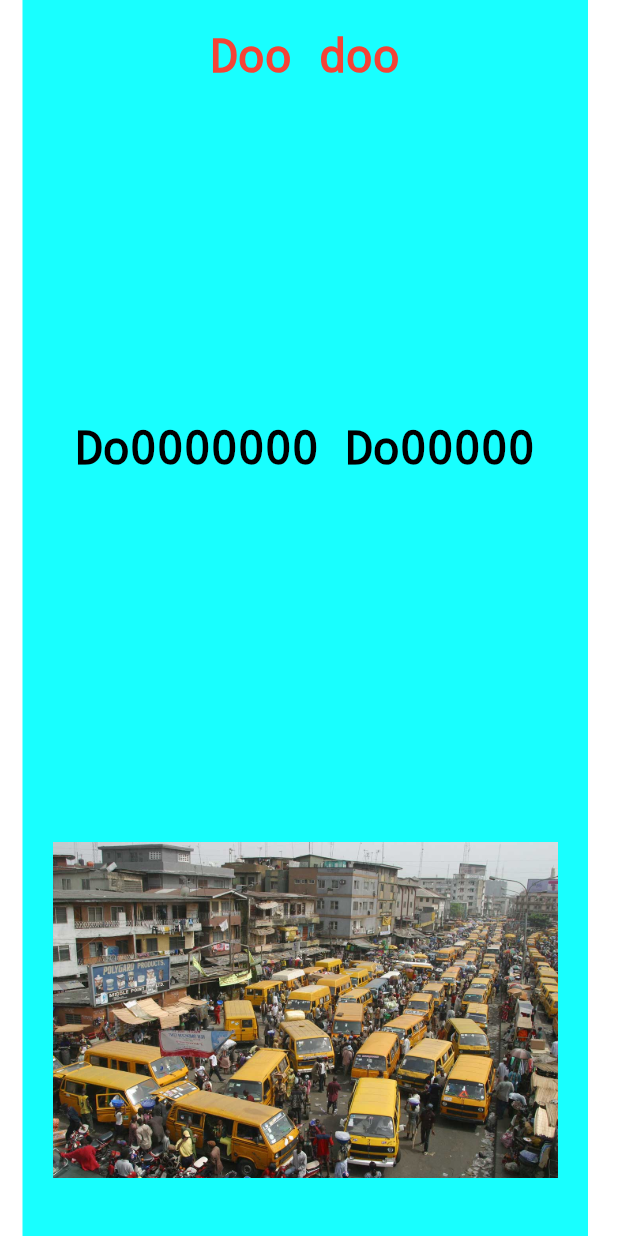
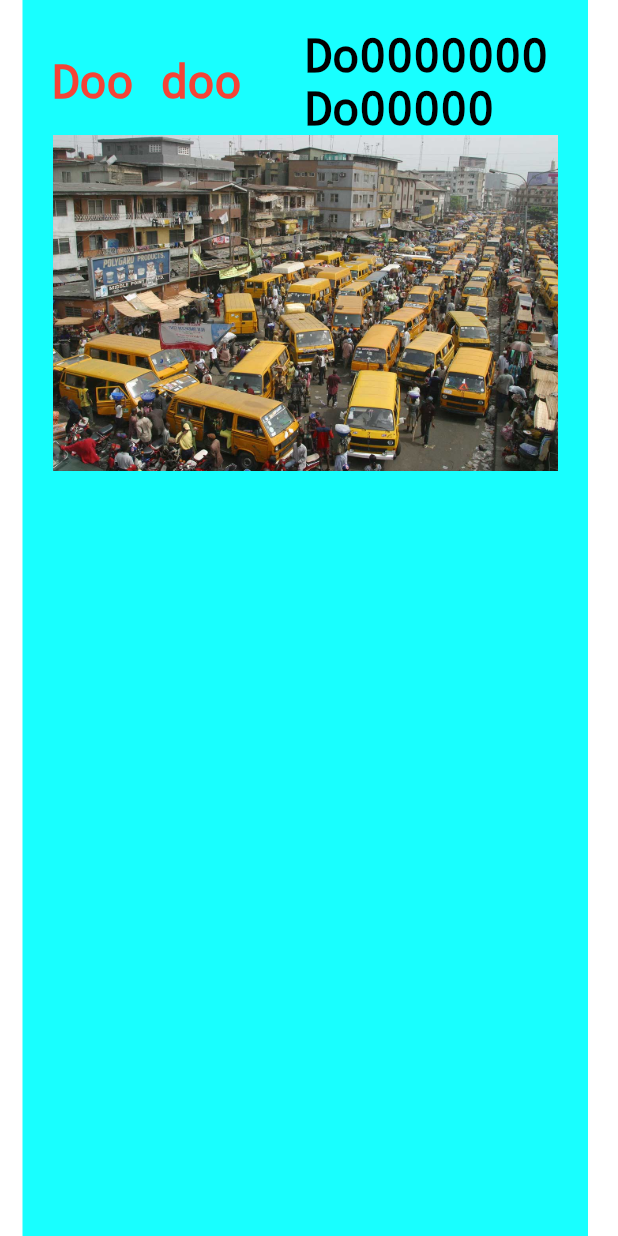
Before and after one commit to tookeowo/Dartappdevelopment, a Flutter app: the screen it shows after launch, on a phone screen of 412 x 824 dp. Run offline on Flutter 3.47's test engine with Material 2 defaults, Android fonts, the phone set to English and light mode, and no system bars.

Commit message:
changes to UI

```diff
--- a/fourth_app/lib/Home.dart
+++ b/fourth_app/lib/Home.dart
@@ -14,6 +14,7 @@ class Home extends StatelessWidget {
                 color: Colors.cyanAccent,
                 child: Column(
                   children: <Widget>[
+                    Row(children:<Widget>[
                     Expanded(child: Text(
                       "Doo doo",
                       textDirection: TextDirection.ltr,
@@ -31,9 +32,18 @@ class Home extends StatelessWidget {
                           color: Colors.black),
                     ),
                     ),
-                    Expanded(child: FlightImageAssert())
-                    ],
-                )));
+
+
+                    ]
+                    ),
+                    Row(children:<Widget>[
+                    Expanded(child: FlightImageAssert())]
+
+                )
+                ]
+                )
+                )
+                );
   }
 }
 
```
